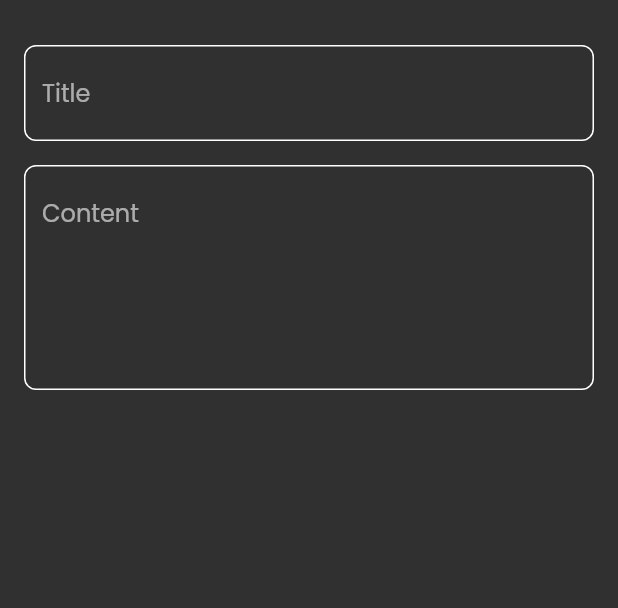
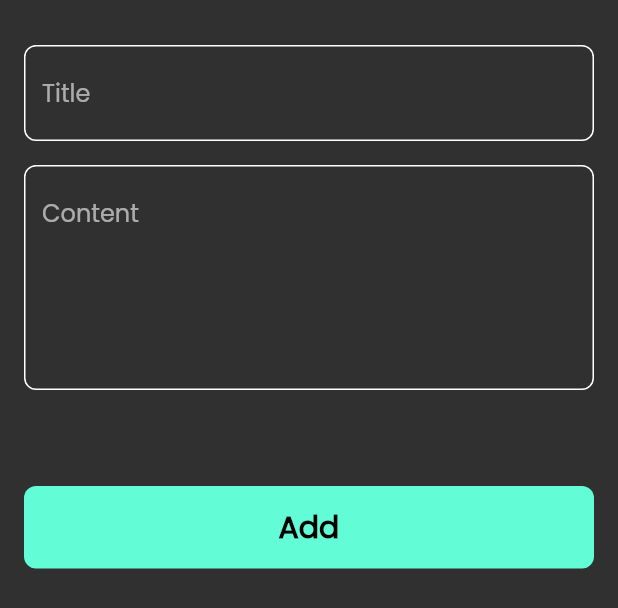
Before and after one commit to fadelnajem/notes_app, a Flutter app: the AddNoteBottomSheet widget shown alone on an empty page, opened directly, on a phone screen of 412 x 824 dp. Shown: the top 608 px of the screen. Run offline on Flutter 3.47's test engine with Material 2 defaults, Android fonts, the phone set to English and light mode, and no system bars; our stand-ins replace font_awesome_flutter.

Commit message:
add add botton to add note view

```diff
--- a/lib/widget/add_note_bottom_sheet.dart
+++ b/lib/widget/add_note_bottom_sheet.dart
@@ -1,4 +1,5 @@
 import 'package:flutter/material.dart';
+import 'package:notes_app/widget/custom_botton.dart';
 
 import 'custom_text_field.dart';
 
@@ -24,6 +25,7 @@ class AddNoteBottomSheet extends StatelessWidget {
             hintText: 'Content',
             maxLines: 5,
           ),
+          CustomBotton(),
         ],
       ),
     );
--- /dev/null
+++ b/lib/widget/custom_botton.dart
@@ -0,0 +1,37 @@
+import 'package:flutter/material.dart';
+import 'package:flutter/widgets.dart';
+import 'package:notes_app/constants.dart';
+
+class CustomBotton extends StatelessWidget {
+  const CustomBotton({super.key});
+
+  @override
+  Widget build(BuildContext context) {
+    return Padding(
+      padding: const EdgeInsets.only(top: 64),
+      child: GestureDetector(
+        onTap: (){
+
+        },
+        child: Container(
+          decoration: BoxDecoration(
+            color: kprimaryColor,
+            borderRadius: BorderRadius.circular(8),
+          ),
+          width: MediaQuery.of(context).size.width,
+          height: 55,
+          child:const Center(
+            child: Text(
+              'Add',
+              style: TextStyle(
+                color: Colors.black,
+                fontSize: 20,
+                fontWeight: FontWeight.bold,
+              ),
+            ),
+          ),
+        ),
+      ),
+    );
+  }
+}
```
